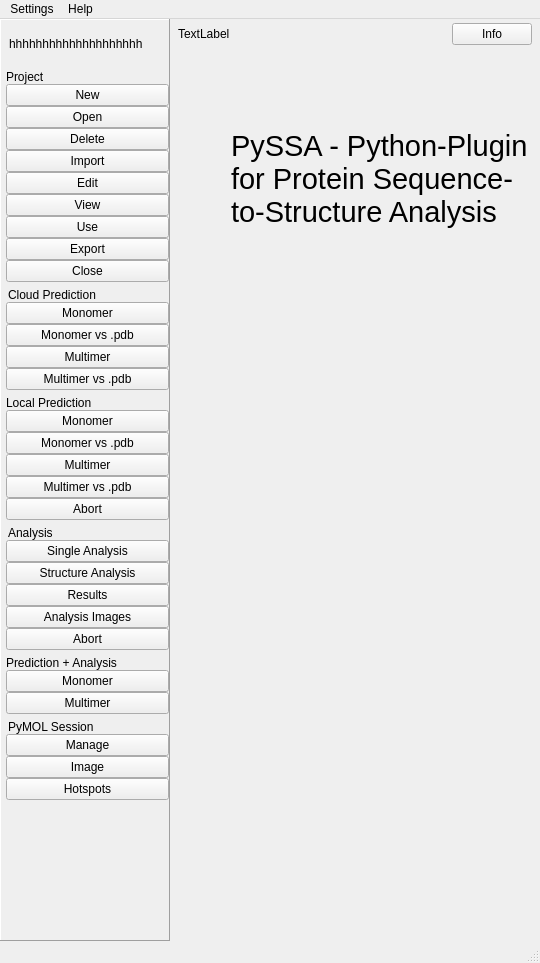
First picture: the form in pyssa/gui/ui/forms/mainWindow_alt.ui, repository urban233/PySSA, before the edit.
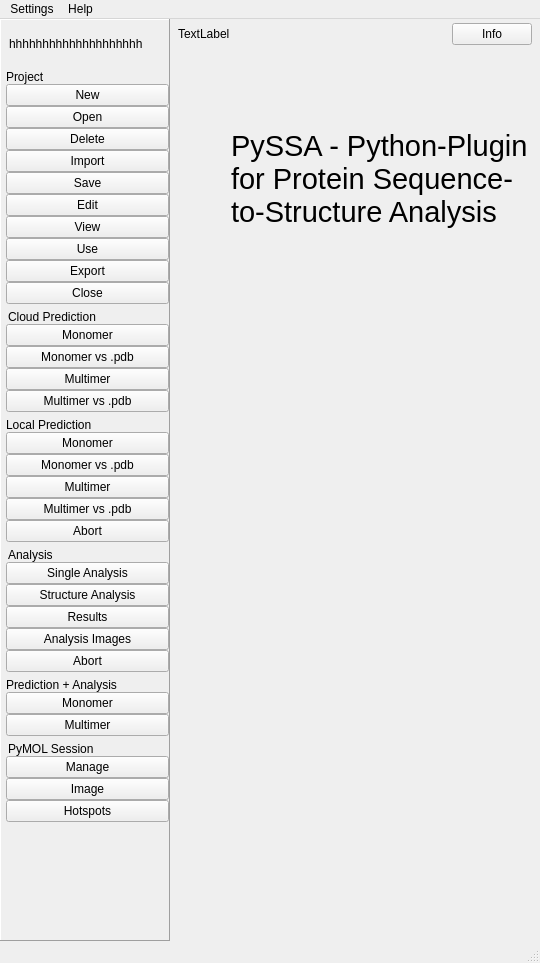
Second picture: the form after the edit. Icons and pictures are not drawn.

```diff
--- a/pyssa/gui/ui/forms/mainWindow_alt.ui
+++ b/pyssa/gui/ui/forms/mainWindow_alt.ui
@@ -182,8 +182,8 @@
                  <rect>
                   <x>0</x>
                   <y>0</y>
-                  <width>142</width>
-                  <height>934</height>
+                  <width>163</width>
+                  <height>870</height>
                  </rect>
                 </property>
                 <layout class="QVBoxLayout" name="verticalLayout_115">
@@ -251,6 +251,16 @@
                      </property>
                     </widget>
                    </item>
+                   <item>
+                    <widget class="QPushButton" name="btn_save_project">
+                     <property name="focusPolicy">
+                      <enum>Qt::ClickFocus</enum>
+                     </property>
+                     <property name="text">
+                      <string>Save</string>
+                     </property>
+                    </widget>
+                   </item>
                    <item>
                     <widget class="QPushButton" name="btn_edit_page">
                      <property name="text">
```
Left out of the diff: 13 changed lines with no effect on the pictures.
